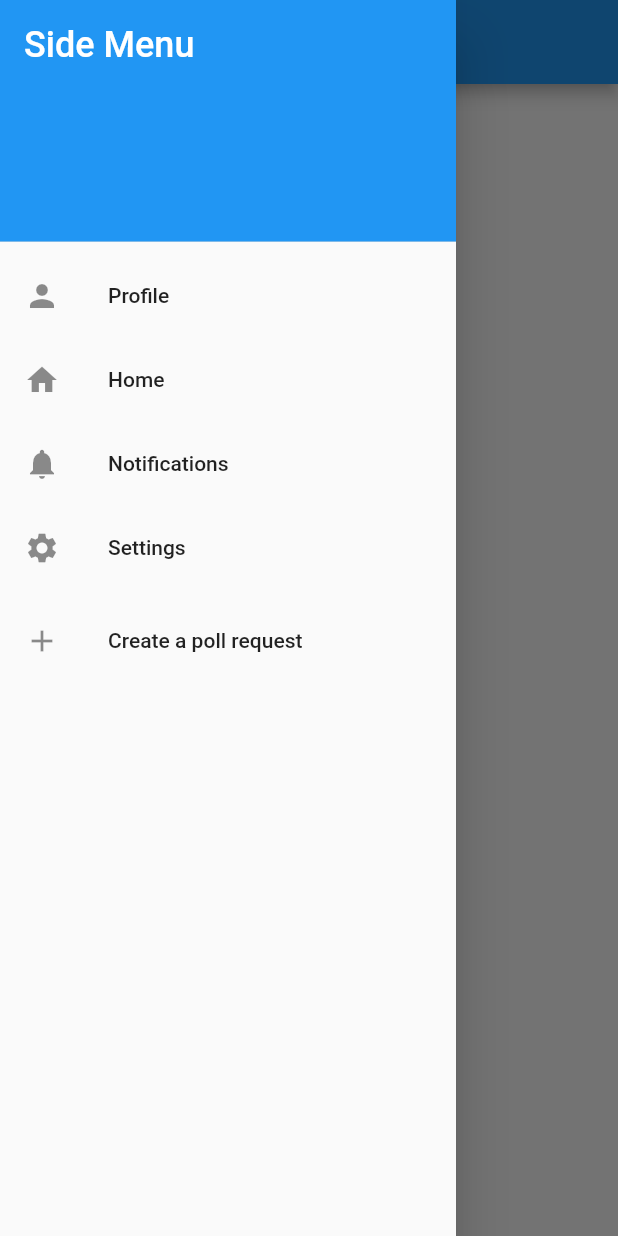
After one commit to bounswe/bounswe2023group3, a Flutter app: the HomePage screen opened by its route, with the side drawer open, on a phone screen of 412 x 824 dp. The commit adds this screen. Run offline on Flutter 3.47's test engine with Material 2 defaults, Android fonts, the phone set to English and light mode, and no system bars; our stand-ins replace email_validator, flutter_typeahead.

Commit message:
sidebar added

```diff
--- a/app/mobile/lib/main.dart
+++ b/app/mobile/lib/main.dart
@@ -2,6 +2,8 @@ import 'package:flutter/material.dart';
 import 'package:mobile_app/view/welcome/welcome.dart';
 import 'view/login/loginScreen.dart';
 import 'view/signup/signupScreen.dart';
+import 'package:mobile_app/view/homePage/homePage.dart';
+
 
 void main() => runApp(MaterialApp(
       initialRoute: '/welcome',
@@ -9,5 +11,6 @@ void main() => runApp(MaterialApp(
         '/login': (context) => const LoginScreen(),
         '/welcome': (context) => const WelcomeScreen(),
         '/sign': (context) => const SignupScreen(),
+        '/home': (context) => const HomePage(),
       },
     ));
--- /dev/null
+++ b/app/mobile/lib/view/homePage/homePage.dart
@@ -0,0 +1,32 @@
+import 'package:flutter/material.dart';
+import 'package:mobile_app/view/sidebar/sidebar.dart'; // Import your custom drawer widget
+
+class HomePage extends StatelessWidget {
+  const HomePage({super.key});
+
+  @override
+  Widget build(BuildContext context) {
+    return Scaffold(
+      appBar: AppBar(
+        title: const Text('Home'),
+      ),
+      drawer: const Sidebar(), // Use the custom drawer widget
+      body: Column(
+        children: [
+          // Scrollable Post Section
+          Expanded(
+            child: ListView.builder(
+              itemCount: 50, // Replace with the actual number of posts
+              itemBuilder: (context, index) {
+                // Replace this with your post widget
+                return ListTile(
+                  title: Text('Post $index'),
+                );
+              },
+            ),
+          ),
+        ],
+      ),
+    );
+  }
+}
--- a/app/mobile/lib/view/login/loginScreen.dart
+++ b/app/mobile/lib/view/login/loginScreen.dart
@@ -4,6 +4,8 @@ import 'package:http/http.dart' as http;
 import 'package:mobile_app/services/authService.dart';
 import 'customTextField.dart';
 import 'package:mobile_app/view/signup/signupScreen.dart';
+import 'package:mobile_app/view/homePage/homePage.dart';
+
 
 class LoginScreen extends StatefulWidget {
   const LoginScreen({super.key});
@@ -66,6 +68,8 @@ class _LoginScreenState extends State<LoginScreen> {
     // Perform login validation and navigate to the next screen if successful
     AuthService authService = AuthService();
     http.Response response = await authService.login(email, password);
+    //you can give arguments to next page with arguments: option in below code
+    Navigator.pushReplacementNamed(context, '/home',);
     print(response.body);
   }
 
--- /dev/null
+++ b/app/mobile/lib/view/sidebar/sidebar.dart
@@ -0,0 +1,73 @@
+import 'package:flutter/material.dart';
+import 'package:mobile_app/view/homePage/homePage.dart';
+
+class Sidebar extends StatelessWidget {
+  const Sidebar({super.key});
+
+  @override
+  Widget build(BuildContext context) {
+    return Drawer(
+      child: ListView(
+        padding: EdgeInsets.zero,
+        children: <Widget>[
+          const DrawerHeader(
+            decoration: BoxDecoration(
+              color: Colors.blue,
+            ),
+            child: Text(
+              'Side Menu',
+              style: TextStyle(
+                color: Colors.white,
+                fontSize: 24,
+              ),
+            ),
+          ),
+          ListTile(
+            leading: const Icon(Icons.person),
+            title: const Text('Profile'),
+            onTap: () {
+              // Navigate to the settings page or perform other actions
+            },
+          ),
+          ListTile(
+            leading: const Icon(Icons.home),
+            title: const Text('Home'),
+            onTap: () {
+              Navigator.pushReplacement(
+                context,
+                MaterialPageRoute(
+                  builder: (context) => const HomePage(),
+                ),
+              );
+            },
+          ),
+          ListTile(
+            leading: const Icon(Icons.notifications),
+            title: const Text('Notifications'),
+            onTap: () {
+              // Navigate to the settings page or perform other actions
+            },
+          ),
+          ListTile(
+            leading: const Icon(Icons.settings),
+            title: const Text('Settings'),
+            onTap: () {
+              // Navigate to the settings page or perform other actions
+            },
+          ),
+          const SizedBox(
+            height: 6.0,
+          ),
+          ListTile(
+            leading: const Icon(Icons.add),
+            title: const Text('Create a poll request'),
+            onTap: () {
+              // Navigate to the settings page or perform other actions
+            },
+          ),
+          // Add more ListTiles for other navigation options
+        ],
+      ),
+    );
+  }
+}
```
